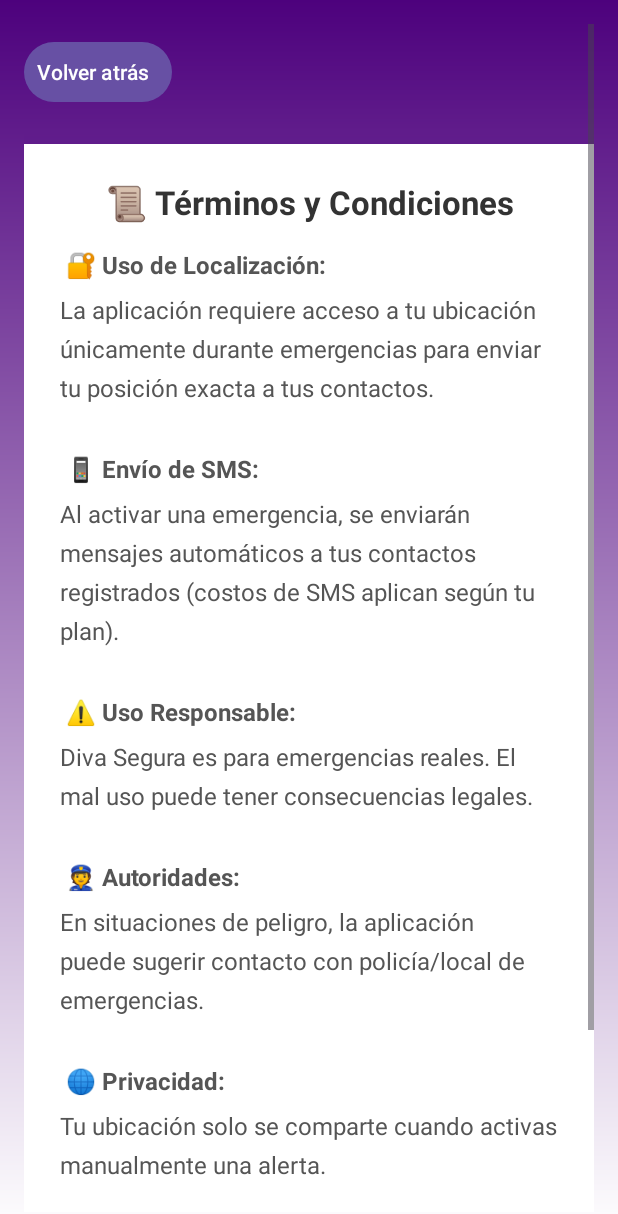
After one commit to Gadielo03/Diva-Segura, an Android app: the fragment TermsFragment shown on its own in the app's theme, on a phone screen of 412 x 824 dp. The commit adds this screen. Shown: the top 1214 px of the screen. Run offline under Robolectric (Android 15) with nearby library versions, the phone set to English and light mode, and no system bars.

Commit message:
Terminos y condicinoes

```diff
--- a/app/src/main/java/com/example/divasegura/activities/MainActivity.java
+++ b/app/src/main/java/com/example/divasegura/activities/MainActivity.java
@@ -9,6 +9,8 @@ import android.os.Bundle;
 import android.os.Handler;
 import android.telephony.SmsManager;
 import android.util.Pair;
+import android.view.View;
+import android.widget.Button;
 import android.widget.ImageView;
 import android.widget.Toast;
 
@@ -31,6 +33,7 @@ import com.example.divasegura.controladores.UsuariosController;
 import com.example.divasegura.fragments.ConfigurationEmergencyContactsFragment;
 import com.example.divasegura.fragments.ConfigurationFragment;
 import com.example.divasegura.fragments.InformationFragment;
+import com.example.divasegura.fragments.TermsFragment;
 import com.example.divasegura.modelos.Contacto;
 import com.google.android.material.navigation.NavigationView;
 import android.view.MenuItem;
@@ -80,7 +83,7 @@ public class MainActivity extends AppCompatActivity
     private UsuariosController usuariosController;
     private DrawerLayout drawerLayout;
     private ActionBarDrawerToggle toggle;
-     private ViewPager2 viewPager;
+     public ViewPager2 viewPager;
     private ViewPagerAdapter viewPagerAdapter;
     private LocationPermissionHelper locationPermissionHelper;
 
@@ -237,6 +240,7 @@ public class MainActivity extends AppCompatActivity
         viewPagerAdapter.addFragment(new InformationFragment()); // Añadir el fragmento de información
         viewPagerAdapter.addFragment(new ConfigurationEmergencyContactsFragment());
         viewPagerAdapter.addFragment(new ConfigurationFragment()); // Añadir el fragmento de configuración
+        viewPagerAdapter.addFragment(new TermsFragment());
         viewPager.setAdapter(viewPagerAdapter);
         viewPager.setUserInputEnabled(false); // Disable swiping if needed
     }
@@ -263,7 +267,7 @@ public class MainActivity extends AppCompatActivity
         mensajes.put(R.id.nav_config_user, new Pair<>(3, "Configuración"));
         mensajes.put(R.id.nav_alerts, new Pair<>(-1, "Alertas"));
         mensajes.put(R.id.nav_photo, new Pair<>(-1, "Tomar foto"));
-        mensajes.put(R.id.nav_terms, new Pair<>(-1, "Términos y condiciones"));
+        mensajes.put(R.id.nav_terms, new Pair<>(4, "Términos y condiciones"));
         mensajes.put(R.id.nav_privacy, new Pair<>(-1, "Aviso de privacidad"));
 
         // Manejar navegación entre fragmentos
@@ -282,6 +286,7 @@ public class MainActivity extends AppCompatActivity
         drawerLayout.closeDrawer(GravityCompat.START);
         return true;
      }
+
 
     // app/src/main/java/com/example/divasegura/activities/MainActivity.java
 
--- /dev/null
+++ b/app/src/main/java/com/example/divasegura/fragments/TermsFragment.java
@@ -0,0 +1,36 @@
+package com.example.divasegura.fragments;
+
+import android.os.Bundle;
+import android.view.LayoutInflater;
+import android.view.View;
+import android.view.ViewGroup;
+import android.widget.Button;
+
+import androidx.fragment.app.Fragment;
+import androidx.fragment.app.FragmentTransaction;
+
+import com.example.divasegura.R;
+import com.example.divasegura.activities.MainActivity;
+
+public class TermsFragment extends Fragment {
+
+    @Override
+    public View onCreateView(LayoutInflater inflater, ViewGroup container,
+                             Bundle savedInstanceState) {
+        View view = inflater.inflate(R.layout.fragment_terms, container, false);
+
+        Button backButton = view.findViewById(R.id.btn_volver);
+        backButton.setOnClickListener(v -> {
+            if(getActivity() instanceof MainActivity) {
+                MainActivity mainActivity = (MainActivity) getActivity();
+                mainActivity.viewPager.setCurrentItem(0);
+            }
+        });
+        return view;
+    }
+
+    @Override
+    public void onDestroyView() {
+        super.onDestroyView();
+    }
+}
--- /dev/null
+++ b/app/src/main/res/drawable/bg_gradient_terms.xml
@@ -0,0 +1,9 @@
+<?xml version="1.0" encoding="utf-8"?>
+<shape xmlns:android="http://schemas.android.com/apk/res/android"
+    android:shape="rectangle">
+    <gradient
+    android:angle="270"
+    android:startColor="#4D017D"
+    android:endColor="@color/white"
+    android:type="linear" />
+</shape>
--- /dev/null
+++ b/app/src/main/res/layout/fragment_terms.xml
@@ -0,0 +1,59 @@
+<?xml version="1.0" encoding="utf-8"?>
+<ScrollView xmlns:android="http://schemas.android.com/apk/res/android"
+    android:layout_width="match_parent"
+    android:layout_height="match_parent"
+    xmlns:app="http://schemas.android.com/apk/res-auto"
+    android:background="@drawable/bg_gradient_terms"
+    android:padding="16dp"
+    android:fillViewport="true">
+
+    <LinearLayout
+        android:layout_width="match_parent"
+        android:layout_height="wrap_content"
+        android:orientation="vertical"
+        android:paddingTop="8dp">
+
+        <Button
+            android:id="@+id/btn_volver"
+            android:layout_width="wrap_content"
+            android:layout_height="wrap_content"
+            android:text="@string/volver"
+            android:layout_marginBottom="24dp"
+            android:textColor="@color/white"
+            android:textAllCaps="false"
+            android:drawablePadding="8dp"
+            android:drawableTint="#4D017D"
+            android:paddingStart="8dp"
+            android:paddingEnd="16dp"/>
+
+        <LinearLayout
+            android:layout_width="match_parent"
+            android:layout_height="wrap_content"
+            android:orientation="vertical"
+            android:background="@android:color/white"
+            android:elevation="12dp"
+            android:outlineAmbientShadowColor="#4D017D"
+            android:outlineSpotShadowColor="#4D017D"
+            android:padding="24dp"
+            android:clipToPadding="true">
+
+            <TextView
+                android:layout_width="match_parent"
+                android:layout_height="wrap_content"
+                android:text="📜 Términos y Condiciones"
+                android:textSize="22sp"
+                android:textStyle="bold"
+                android:textColor="#333333"
+                android:gravity="center"
+                android:layout_marginBottom="16dp"/>
+
+            <TextView
+                android:layout_width="match_parent"
+                android:layout_height="wrap_content"
+                android:text="@string/texto_terminos_completo"
+                android:textSize="16sp"
+                android:textColor="#555555"
+                android:lineSpacingMultiplier="1.4"/>
+        </LinearLayout>
+    </LinearLayout>
+</ScrollView>
--- a/app/src/main/res/values/strings.xml
+++ b/app/src/main/res/values/strings.xml
@@ -108,4 +108,18 @@
     <string name="attachment_summary_on">Automatically download attachments for incoming emails
     </string>
     <string name="attachment_summary_off">Only download attachments when manually requested</string>
+
+    <string name="titulo_terminos">Términos y Condiciones</string>
+
+    <string name="texto_terminos_completo">
+    🔐 <b>Uso de Localización:</b>\nLa aplicación requiere acceso a tu ubicación únicamente durante emergencias para enviar tu posición exacta a tus contactos.\n\n
+    📱 <b>Envío de SMS:</b>\nAl activar una emergencia, se enviarán mensajes automáticos a tus contactos registrados (costos de SMS aplican según tu plan).\n\n
+    ⚠️ <b>Uso Responsable:</b>\nDiva Segura es para emergencias reales. El mal uso puede tener consecuencias legales.\n\n
+    👮 <b>Autoridades:</b>\nEn situaciones de peligro, la aplicación puede sugerir contacto con policía/local de emergencias.\n\n
+    🌐 <b>Privacidad:</b>\nTu ubicación solo se comparte cuando activas manualmente una alerta.\n\n
+    🛡️ <b>Seguridad:</b>\nLos datos se almacenan localmente en tu dispositivo y no se comparten con terceros.\n\n
+    📅 Última actualización: Enero 2023
+    </string>
+
+    <string name="volver">Volver atrás</string>
 </resources>
```
